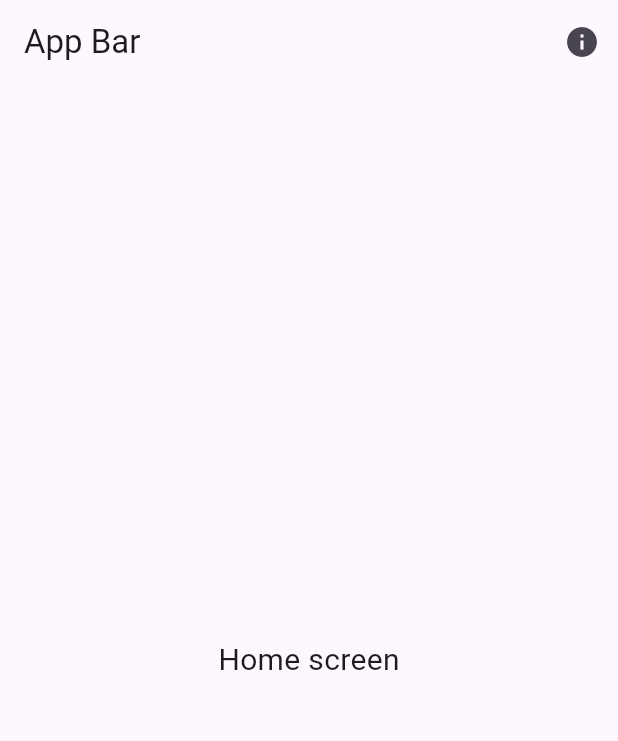
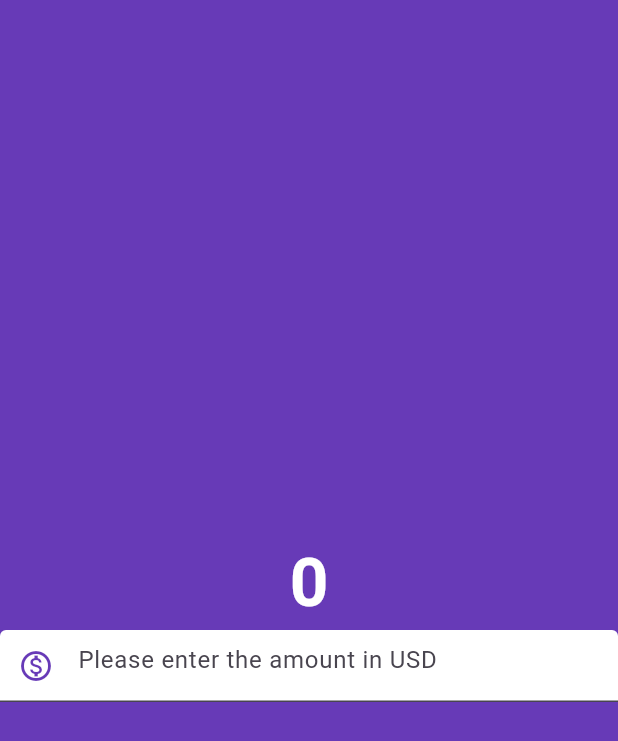
Before and after one commit to otabekinha/flutter_currency_converter, a Flutter app: the screen it shows after launch, on a phone screen of 412 x 824 dp. Shown: the top 741 px of the screen. Run offline on Flutter 3.47's test engine with Material 3 defaults, Android fonts, the phone set to English and light mode, and no system bars.

Commit message:
Working on a currency_converter_screen

```diff
--- /dev/null
+++ b/lib/currency_converter.dart
@@ -0,0 +1,46 @@
+import 'package:flutter/material.dart';
+
+class CurrecyConverterScreen extends StatelessWidget {
+  const CurrecyConverterScreen({super.key});
+
+  @override
+  Widget build(BuildContext context) {
+    return Scaffold(
+      backgroundColor: Colors.deepPurple,
+      body: Center(
+        child: Column(
+          mainAxisAlignment: MainAxisAlignment.center,
+          children: [
+            const Text(
+              '0',
+              style: TextStyle(
+                fontSize: 45,
+                fontWeight: FontWeight.bold,
+                color: Colors.white,
+              ),
+            ),
+            TextField(
+              style: const TextStyle(
+                color: Colors.black,
+              ),
+              decoration: InputDecoration(
+                hintText: 'Please enter the amount in USD',
+                filled: true,
+                fillColor: Colors.white,
+                prefixIcon: const Icon(Icons.monetization_on_outlined),
+                prefixIconColor: Colors.deepPurple,
+                focusedBorder: OutlineInputBorder(
+                    borderSide: const BorderSide(
+                      color: Colors.purple,
+                      width: 2.0,
+                      style: BorderStyle.solid,
+                    ),
+                    borderRadius: BorderRadius.circular(60)),
+              ),
+            ),
+          ],
+        ),
+      ),
+    );
+  }
+}
--- a/lib/home_screen.dart
+++ /dev/null
@@ -1,43 +0,0 @@
-import 'package:flutter/material.dart';
-import 'package:learn_flutter/info_screen.dart';
-
-class HomeScreen extends StatefulWidget {
-  const HomeScreen({super.key});
-
-  @override
-  State<HomeScreen> createState() => _HomeScreenState();
-}
-
-class _HomeScreenState extends State<HomeScreen> {
-  void _openIconButtonPressed() {
-    showModalBottomSheet(
-      isScrollControlled: true,
-      context: context,
-      builder: (ctx) => InfoScreen(),
-    );
-  }
-
-  @override
-  Widget build(BuildContext context) {
-    return Scaffold(
-      appBar: AppBar(
-        centerTitle: false,
-        title: const Text('App Bar'),
-        actions: [
-          IconButton(
-            onPressed: _openIconButtonPressed,
-            icon: const Icon(Icons.info),
-          ),
-        ],
-      ),
-      body: const Center(
-        child: Text(
-          'Home screen',
-          style: TextStyle(
-            fontSize: 20,
-          ),
-        ),
-      ),
-    );
-  }
-}
--- a/lib/main.dart
+++ b/lib/main.dart
@@ -1,5 +1,5 @@
+import 'package:currency_converter/currency_converter.dart';
 import 'package:flutter/material.dart';
-import 'package:learn_flutter/home_screen.dart';
 
 void main() {
   runApp(const MyApp());
@@ -11,8 +11,7 @@ class MyApp extends StatelessWidget {
   @override
   Widget build(BuildContext context) {
     return const MaterialApp(
-      debugShowCheckedModeBanner: false,
-      home: HomeScreen(),
+      home: CurrecyConverterScreen(),
     );
   }
 }
--- a/pubspec.yaml
+++ b/pubspec.yaml
@@ -1,4 +1,4 @@
-name: learn_flutter
+name: currency_converter
 description: "A new Flutter project."
 # The following line prevents the package from being accidentally published to
 # pub.dev using `flutter pub publish`. This is preferred for private packages.
```
Also changed, not shown: lib/info_screen.dart (deleted, +0 -45 lines).
